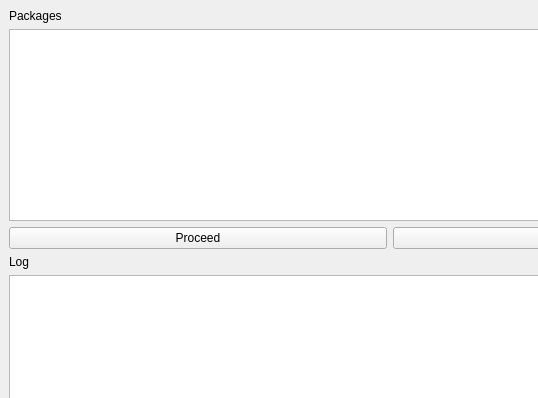
Old version of the form src/openalea/deploy-gui/resources/mainwindow.ui in the repository openalea/openalea; both pictures show x 0 to 538 and y 0 to 398 of the 779 by 662 pixel window.
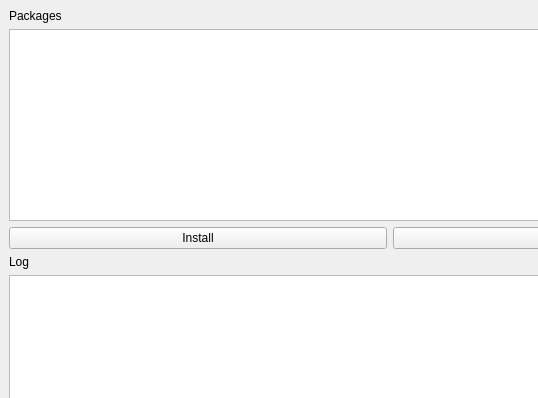
New version of the form. Icons and pictures are not drawn.

```diff
--- a/src/openalea/deploy-gui/resources/mainwindow.ui
+++ b/src/openalea/deploy-gui/resources/mainwindow.ui
@@ -54,7 +54,7 @@
       <item>
        <widget class="QPushButton" name="proceedButton" >
         <property name="text" >
-         <string>Proceed</string>
+         <string>Install</string>
         </property>
        </widget>
       </item>
```
Left out of the diff: 51 changed lines with no effect on the pictures.
